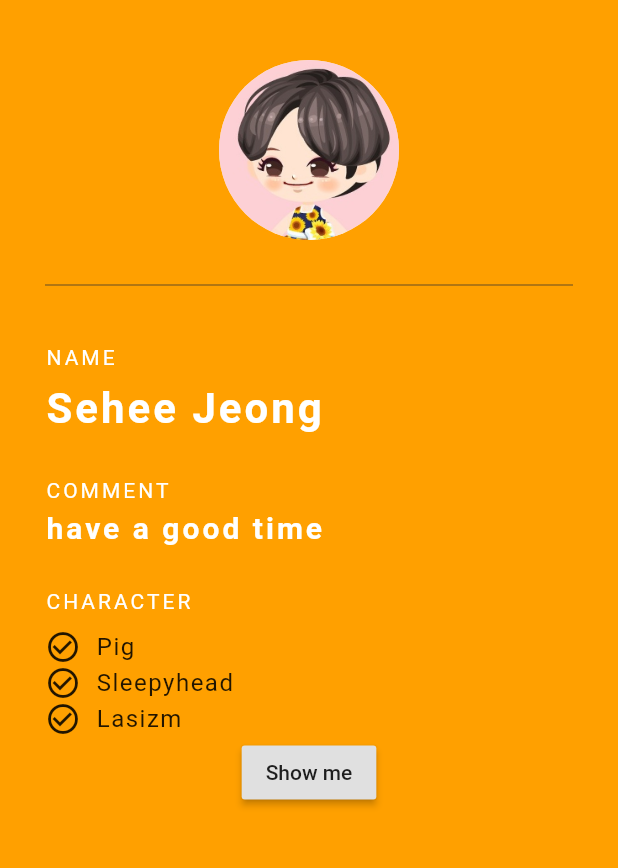
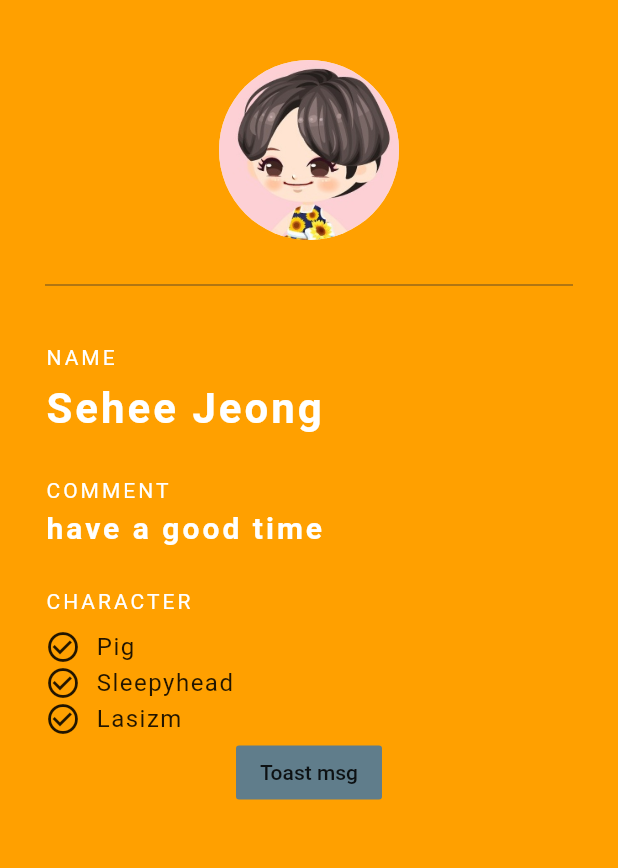
Before and after one commit to FlutterStudyKorea/flutter-intro, a Flutter app: the screen it shows after launch, on a phone screen of 412 x 824 dp, the part 84-952 px from its top. Run offline on Flutter 3.47's test engine with Material 2 defaults, Android fonts, the phone set to English and light mode, and no system bars; our stand-ins replace fluttertoast.

Commit message:
add toast message

```diff
--- a/intro/lib/main.dart
+++ b/intro/lib/main.dart
@@ -220,7 +220,13 @@ class Grade extends StatelessWidget {
               ],
             ),
             Center(
-              child: MySnackBar(),
+              child: FlatButton(
+                onPressed: (){
+                  showToast();
+                },
+                child: Text('Toast msg'),
+                color: Colors.blueGrey,
+              ),
             ),
           ],
         ),
@@ -241,6 +247,15 @@ class MySnackBar extends StatelessWidget {
   }
 }
 
+void showToast(){
+  Fluttertoast.showToast(msg: 'flutter toast msg',
+    gravity: ToastGravity.BOTTOM,
+    backgroundColor: Colors.red,
+    fontSize: 20.0,
+    textColor: Colors.white,
+    toastLength: Toast.LENGTH_SHORT,
+  );
+}
 
 void showSnackBar(String msg, BuildContext context){
   Scaffold.of(context).showSnackBar(
--- a/intro/pubspec.yaml
+++ b/intro/pubspec.yaml
@@ -23,7 +23,7 @@ environment:
 dependencies:
   flutter:
     sdk: flutter
-
+  fluttertoast: ^7.0.1
 
   # The following adds the Cupertino Icons font to your application.
   # Use with the CupertinoIcons class for iOS style icons.
```
Also changed, not shown: intro/pubspec.lock, 1 other file.
